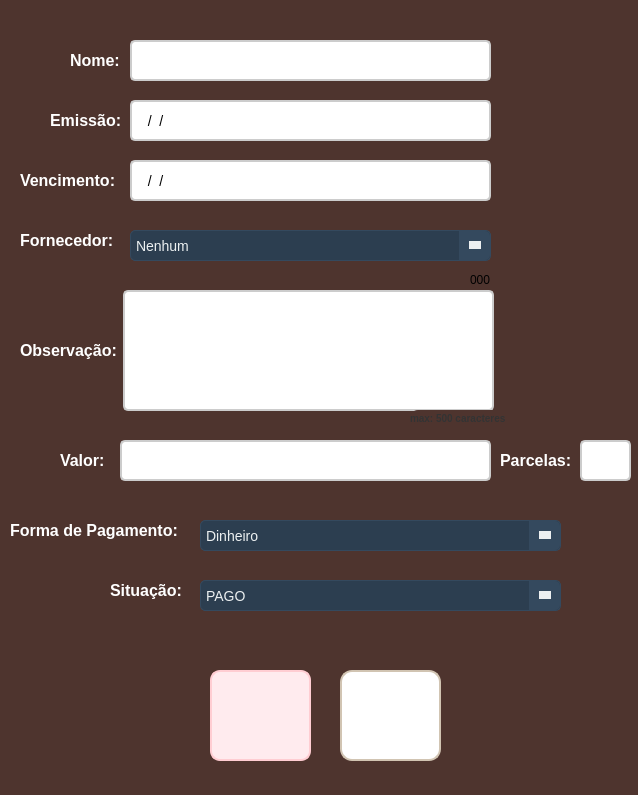
Before: the Qt Designer form frm_DadosContas.ui in ArielAraujo18/ErpSistema, drawn with Qt 5.
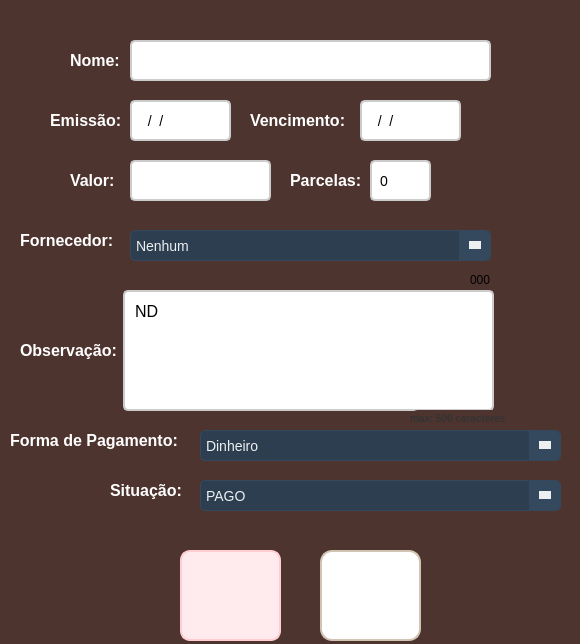
After: the same form once the commit is applied. Icons and pictures are not drawn.

Diff of the .ui file:
```diff
--- a/frm_DadosContas.ui
+++ b/frm_DadosContas.ui
@@ -6,8 +6,8 @@
    <rect>
     <x>0</x>
     <y>0</y>
-    <width>638</width>
-    <height>795</height>
+    <width>580</width>
+    <height>644</height>
    </rect>
   </property>
   <property name="windowTitle">
@@ -93,8 +93,8 @@
   <widget class="QLabel" name="lbl_vencimento">
    <property name="geometry">
     <rect>
-     <x>20</x>
-     <y>170</y>
+     <x>250</x>
+     <y>110</y>
      <width>101</width>
      <height>20</height>
     </rect>
@@ -115,8 +115,8 @@
   <widget class="QPushButton" name="btn_cancelar">
    <property name="geometry">
     <rect>
-     <x>210</x>
-     <y>670</y>
+     <x>180</x>
+     <y>550</y>
      <width>101</width>
      <height>91</height>
     </rect>
@@ -162,7 +162,7 @@
     <rect>
      <x>130</x>
      <y>100</y>
-     <width>361</width>
+     <width>101</width>
      <height>41</height>
     </rect>
    </property>
@@ -193,9 +193,9 @@
   <widget class="QLineEdit" name="txt_vencimento">
    <property name="geometry">
     <rect>
-     <x>130</x>
-     <y>160</y>
-     <width>361</width>
+     <x>360</x>
+     <y>100</y>
+     <width>101</width>
      <height>41</height>
     </rect>
    </property>
@@ -267,8 +267,8 @@
   <widget class="QPushButton" name="btn_cadastrar">
    <property name="geometry">
     <rect>
-     <x>340</x>
-     <y>670</y>
+     <x>320</x>
+     <y>550</y>
      <width>101</width>
      <height>91</height>
     </rect>
@@ -331,6 +331,14 @@
     background-color: #f5f5f5; 
 }</string>
    </property>
+   <property name="html">
+    <string>&lt;!DOCTYPE HTML PUBLIC &quot;-//W3C//DTD HTML 4.0//EN&quot; &quot;http://www.w3.org/TR/REC-html40/strict.dtd&quot;&gt;
+&lt;html&gt;&lt;head&gt;&lt;meta name=&quot;qrichtext&quot; content=&quot;1&quot; /&gt;&lt;style type=&quot;text/css&quot;&gt;
+p, li { white-space: pre-wrap; }
+&lt;/style&gt;&lt;/head&gt;&lt;body style=&quot; font-family:'MS Shell Dlg 2'; font-size:16px; font-weight:400; font-style:normal;&quot;&gt;
+&lt;p style=&quot; margin-top:0px; margin-bottom:0px; margin-left:0px; margin-right:0px; -qt-block-indent:0; text-indent:0px;&quot;&gt;&lt;span style=&quot; font-size:16px;&quot;&gt;ND&lt;/span&gt;&lt;/p&gt;
+&lt;p style=&quot;-qt-paragraph-type:empty; margin-top:0px; margin-bottom:0px; margin-left:0px; margin-right:0px; -qt-block-indent:0; text-indent:0px;&quot;&gt;&lt;br /&gt;&lt;/p&gt;&lt;/body&gt;&lt;/html&gt;</string>
+   </property>
   </widget>
   <widget class="QLabel" name="lbl_maxCarac">
    <property name="geometry">
@@ -494,8 +502,8 @@
   <widget class="QLabel" name="lbl_valor">
    <property name="geometry">
     <rect>
-     <x>60</x>
-     <y>450</y>
+     <x>70</x>
+     <y>170</y>
      <width>51</width>
      <height>20</height>
     </rect>
@@ -516,9 +524,9 @@
   <widget class="QLineEdit" name="txt_valor">
    <property name="geometry">
     <rect>
-     <x>120</x>
-     <y>440</y>
-     <width>371</width>
+     <x>130</x>
+     <y>160</y>
+     <width>141</width>
      <height>41</height>
     </rect>
    </property>
@@ -546,8 +554,8 @@
   <widget class="QLabel" name="lbl_parcelas">
    <property name="geometry">
     <rect>
-     <x>500</x>
-     <y>450</y>
+     <x>290</x>
+     <y>170</y>
      <width>91</width>
      <height>20</height>
     </rect>
@@ -568,9 +576,9 @@
   <widget class="QLineEdit" name="txt_parcelas">
    <property name="geometry">
     <rect>
-     <x>580</x>
-     <y>440</y>
-     <width>51</width>
+     <x>370</x>
+     <y>160</y>
+     <width>61</width>
      <height>41</height>
     </rect>
    </property>
@@ -591,12 +599,15 @@
 }
 </string>
    </property>
+   <property name="text">
+    <string>0</string>
+   </property>
   </widget>
   <widget class="QLabel" name="lbl_formaDePagamento">
    <property name="geometry">
     <rect>
      <x>10</x>
-     <y>520</y>
+     <y>430</y>
      <width>181</width>
      <height>20</height>
     </rect>
@@ -618,7 +629,7 @@
    <property name="geometry">
     <rect>
      <x>200</x>
-     <y>520</y>
+     <y>430</y>
      <width>361</width>
      <height>31</height>
     </rect>
@@ -767,7 +778,7 @@
    <property name="geometry">
     <rect>
      <x>110</x>
-     <y>580</y>
+     <y>480</y>
      <width>81</width>
      <height>20</height>
     </rect>
@@ -789,7 +800,7 @@
    <property name="geometry">
     <rect>
      <x>200</x>
-     <y>580</y>
+     <y>480</y>
      <width>361</width>
      <height>31</height>
     </rect>
```
